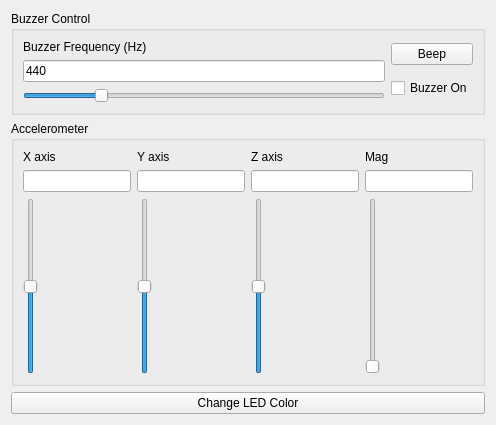
This is auxcontrol.ui in harrishancock/QtBaroboLink as Qt 5 draws it before an edit. The edited form follows.
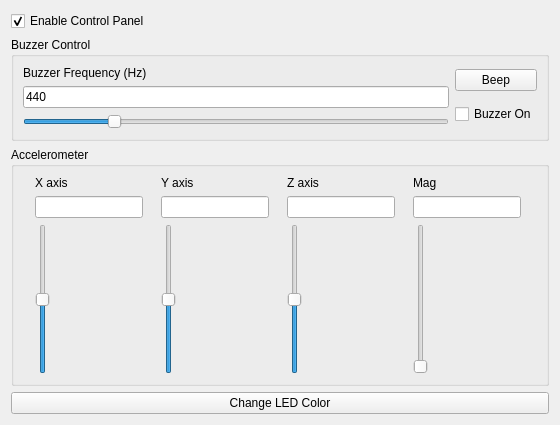
This is the edited form.

The edit to the form file:
```diff
--- a/auxcontrol.ui
+++ b/auxcontrol.ui
@@ -6,7 +6,7 @@
    <rect>
     <x>0</x>
     <y>0</y>
-    <width>345</width>
+    <width>560</width>
     <height>425</height>
    </rect>
   </property>
@@ -15,6 +15,16 @@
   </property>
   <layout class="QGridLayout" name="gridLayout_3">
    <item row="0" column="0">
+    <widget class="QCheckBox" name="checkBox">
+     <property name="text">
+      <string>Enable Control Panel</string>
+     </property>
+     <property name="checked">
+      <bool>true</bool>
+     </property>
+    </widget>
+   </item>
+   <item row="1" column="0">
     <widget class="QGroupBox" name="groupBox">
      <property name="title">
       <string>Buzzer Control</string>
@@ -67,7 +77,7 @@
      </layout>
     </widget>
    </item>
-   <item row="1" column="0">
+   <item row="2" column="0">
     <widget class="QGroupBox" name="groupBox_2">
      <property name="title">
       <string>Accelerometer</string>
@@ -109,6 +119,9 @@
           <verstretch>0</verstretch>
          </sizepolicy>
         </property>
+        <property name="readOnly">
+         <bool>true</bool>
+        </property>
        </widget>
       </item>
       <item row="1" column="1">
@@ -119,6 +132,9 @@
           <verstretch>0</verstretch>
          </sizepolicy>
         </property>
+        <property name="readOnly">
+         <bool>true</bool>
+        </property>
        </widget>
       </item>
       <item row="1" column="2">
@@ -129,6 +145,9 @@
           <verstretch>0</verstretch>
          </sizepolicy>
         </property>
+        <property name="readOnly">
+         <bool>true</bool>
+        </property>
        </widget>
       </item>
       <item row="1" column="3">
@@ -139,12 +158,18 @@
           <verstretch>0</verstretch>
          </sizepolicy>
         </property>
+        <property name="readOnly">
+         <bool>true</bool>
+        </property>
        </widget>
       </item>
       <item row="2" column="0">
        <widget class="QSlider" name="verticalSlider_xaccel">
         <property name="minimum">
-         <number>-99</number>
+         <number>-600</number>
+        </property>
+        <property name="maximum">
+         <number>600</number>
         </property>
         <property name="orientation">
          <enum>Qt::Vertical</enum>
@@ -154,7 +179,10 @@
       <item row="2" column="1">
        <widget class="QSlider" name="verticalSlider_yaccel">
         <property name="minimum">
-         <number>-99</number>
+         <number>-600</number>
+        </property>
+        <property name="maximum">
+         <number>600</number>
         </property>
         <property name="orientation">
          <enum>Qt::Vertical</enum>
@@ -164,7 +192,10 @@
       <item row="2" column="2">
        <widget class="QSlider" name="verticalSlider_zaccel">
         <property name="minimum">
-         <number>-99</number>
+         <number>-600</number>
+        </property>
+        <property name="maximum">
+         <number>600</number>
         </property>
         <property name="orientation">
          <enum>Qt::Vertical</enum>
@@ -173,6 +204,9 @@
       </item>
       <item row="2" column="3">
        <widget class="QSlider" name="verticalSlider_magaccel">
+        <property name="maximum">
+         <number>600</number>
+        </property>
         <property name="orientation">
          <enum>Qt::Vertical</enum>
         </property>
@@ -181,7 +215,7 @@
      </layout>
     </widget>
    </item>
-   <item row="2" column="0">
+   <item row="3" column="0">
     <widget class="QPushButton" name="pushButton_ledcolor">
      <property name="text">
       <string>Change LED Color</string>
```
